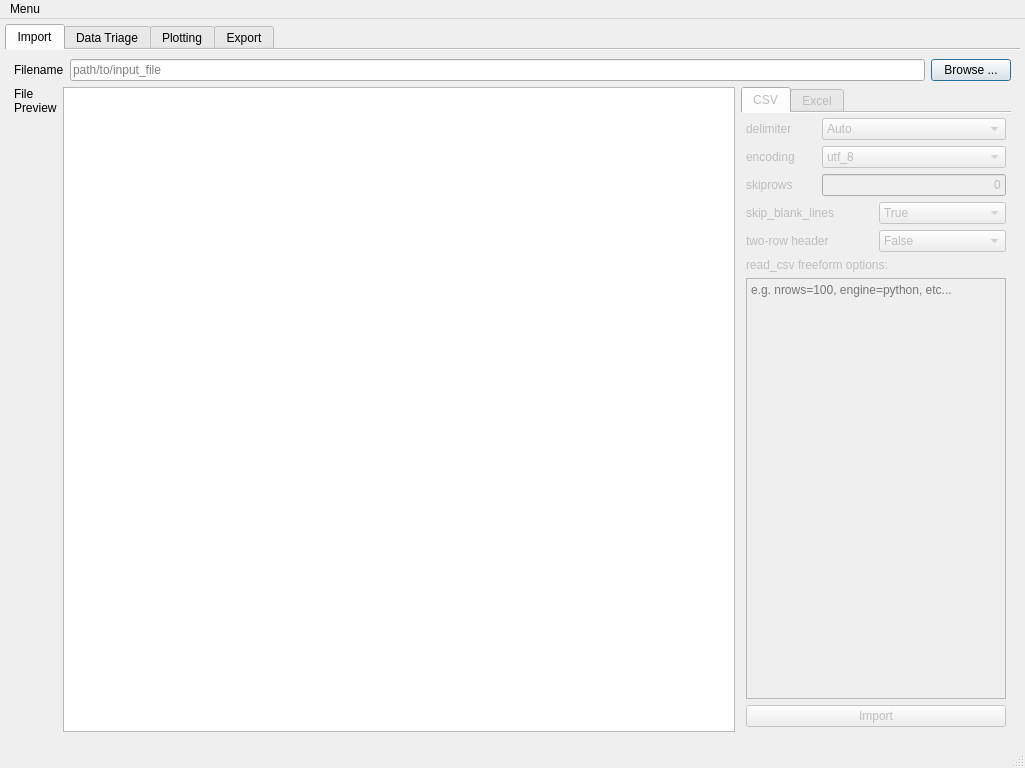
Old version of the form colliderscope.ui in the repository kevinanewman/colliderscope2024.
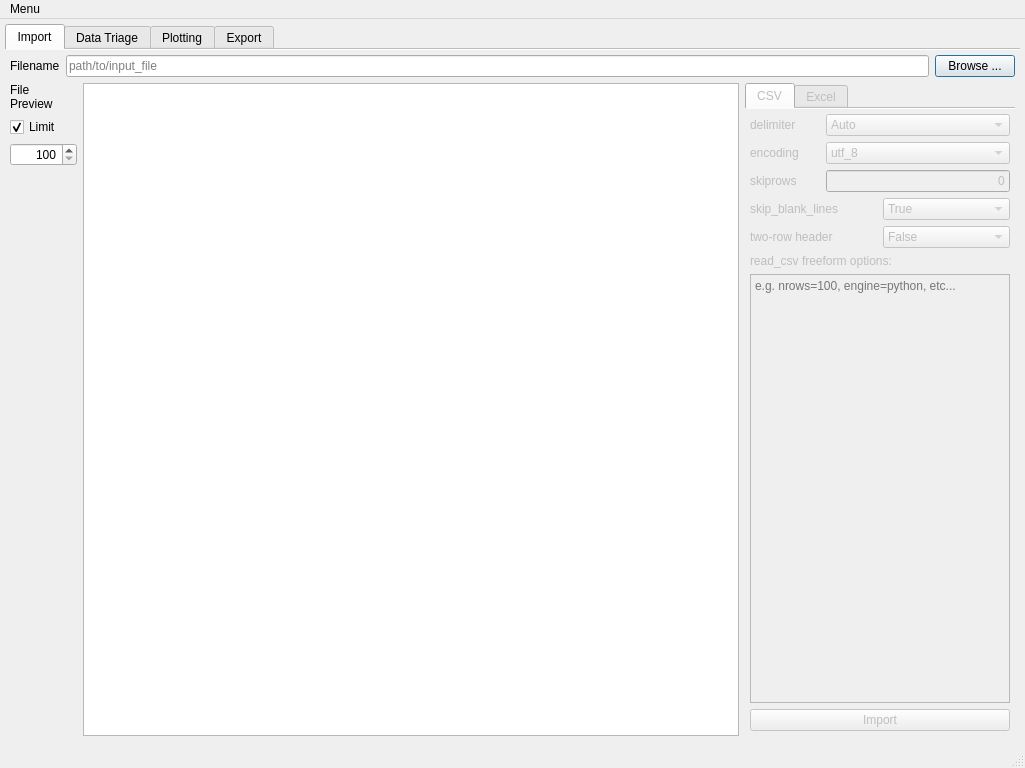
New version of the form. Icons and pictures are not drawn. Custom widgets are drawn as their Qt base class.

Commit message: adjustable preview size

Patch:
```diff
--- a/colliderscope.ui
+++ b/colliderscope.ui
@@ -69,9 +69,19 @@
        <attribute name="title">
         <string>Import</string>
        </attribute>
-       <layout class="QHBoxLayout" name="horizontalLayout_12">
-        <item>
-         <layout class="QVBoxLayout" name="import_tab_verticalLayout">
+       <layout class="QVBoxLayout" name="verticalLayout_6">
+        <property name="leftMargin">
+         <number>5</number>
+        </property>
+        <property name="topMargin">
+         <number>5</number>
+        </property>
+        <property name="rightMargin">
+         <number>5</number>
+        </property>
+        <property name="bottomMargin">
+         <number>5</number>
+        </property>
           <item>
            <layout class="QHBoxLayout" name="file_import_browse_horizontalLayout">
             <item>
@@ -116,9 +126,9 @@
            </layout>
           </item>
           <item>
-           <layout class="QHBoxLayout" name="horizontalLayout_7">
+         <layout class="QHBoxLayout" name="horizontalLayout_3">
             <item>
-             <layout class="QHBoxLayout" name="file_preview_horizontalLayout">
+           <layout class="QVBoxLayout" name="verticalLayout_13">
               <item>
                <widget class="QLabel" name="file_preview_label">
                 <property name="text">
@@ -131,6 +141,59 @@
                </widget>
               </item>
               <item>
+             <widget class="QCheckBox" name="preview_size_checkBox">
+              <property name="text">
+               <string>Limit</string>
+              </property>
+              <property name="checked">
+               <bool>true</bool>
+              </property>
+             </widget>
+            </item>
+            <item>
+             <widget class="QSpinBox" name="preview_size_spinBox">
+              <property name="wrapping">
+               <bool>false</bool>
+              </property>
+              <property name="alignment">
+               <set>Qt::AlignRight|Qt::AlignTrailing|Qt::AlignVCenter</set>
+              </property>
+              <property name="buttonSymbols">
+               <enum>QAbstractSpinBox::UpDownArrows</enum>
+              </property>
+              <property name="accelerated">
+               <bool>true</bool>
+              </property>
+              <property name="minimum">
+               <number>100</number>
+              </property>
+              <property name="maximum">
+               <number>1000000</number>
+              </property>
+              <property name="singleStep">
+               <number>100</number>
+              </property>
+              <property name="value">
+               <number>100</number>
+              </property>
+             </widget>
+            </item>
+            <item>
+             <spacer name="verticalSpacer_4">
+              <property name="orientation">
+               <enum>Qt::Vertical</enum>
+              </property>
+              <property name="sizeHint" stdset="0">
+               <size>
+                <width>20</width>
+                <height>40</height>
+               </size>
+              </property>
+             </spacer>
+            </item>
+           </layout>
+          </item>
+          <item>
                <widget class="QTableWidget" name="file_preview_tableWidget">
                 <property name="sizePolicy">
                  <sizepolicy hsizetype="MinimumExpanding" vsizetype="Ignored">
@@ -636,13 +699,6 @@
               </item>
              </layout>
             </item>
-            <item>
-             <layout class="QVBoxLayout" name="verticalLayout_6"/>
-            </item>
-           </layout>
-          </item>
-         </layout>
-        </item>
        </layout>
       </widget>
       <widget class="QWidget" name="triage_tab">
```
Left out of the diff: 32 changed lines with no effect on the pictures. Lines whose indentation alone changed are shown as unchanged. The commit also changes 2 other files.
